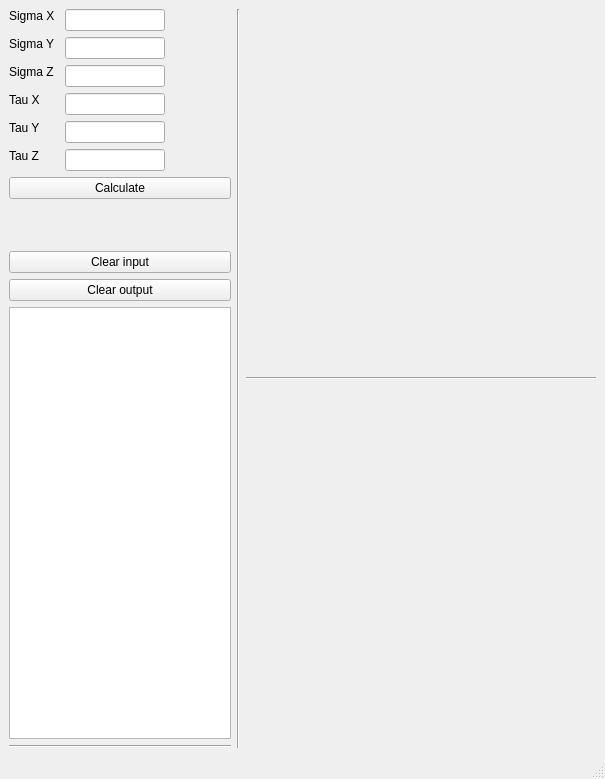
vsem-azamat/PrincipalStresses, file mainwindow.ui: the form before one commit.
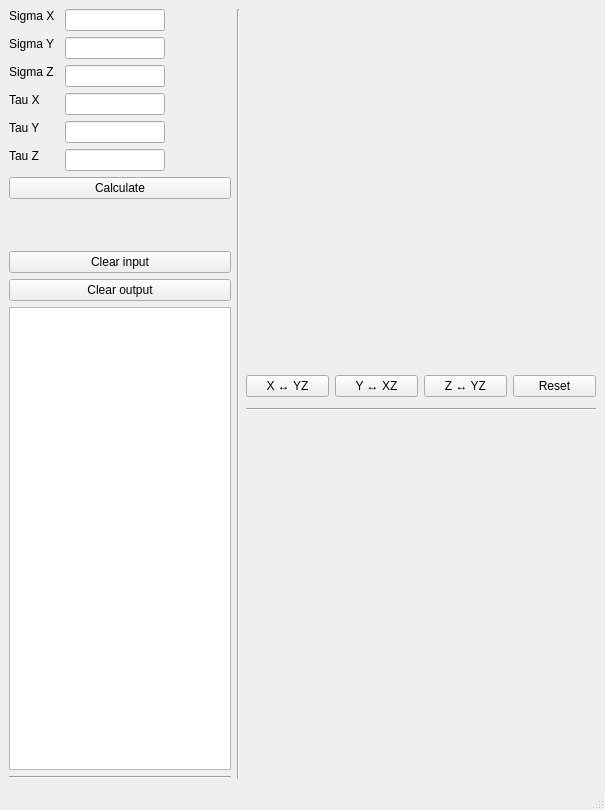
The form after the commit. Custom widgets are drawn as their Qt base class.

```diff
--- a/mainwindow.ui
+++ b/mainwindow.ui
@@ -7,7 +7,7 @@
     <x>0</x>
     <y>0</y>
     <width>605</width>
-    <height>779</height>
+    <height>810</height>
    </rect>
   </property>
   <property name="windowTitle">
@@ -340,6 +340,38 @@
         </property>
        </widget>
       </item>
+      <item>
+       <layout class="QHBoxLayout" name="horizontalLayout_2">
+        <item>
+         <widget class="QPushButton" name="buttonX_YZ">
+          <property name="text">
+           <string>X ↔ YZ</string>
+          </property>
+         </widget>
+        </item>
+        <item>
+         <widget class="QPushButton" name="buttonY_XZ">
+          <property name="text">
+           <string>Y ↔ XZ</string>
+          </property>
+         </widget>
+        </item>
+        <item>
+         <widget class="QPushButton" name="buttonZ_YZ">
+          <property name="text">
+           <string>Z ↔ YZ</string>
+          </property>
+         </widget>
+        </item>
+        <item>
+         <widget class="QPushButton" name="buttonResetView">
+          <property name="text">
+           <string>Reset</string>
+          </property>
+         </widget>
+        </item>
+       </layout>
+      </item>
       <item>
        <widget class="Line" name="line_2">
         <property name="orientation">
```
